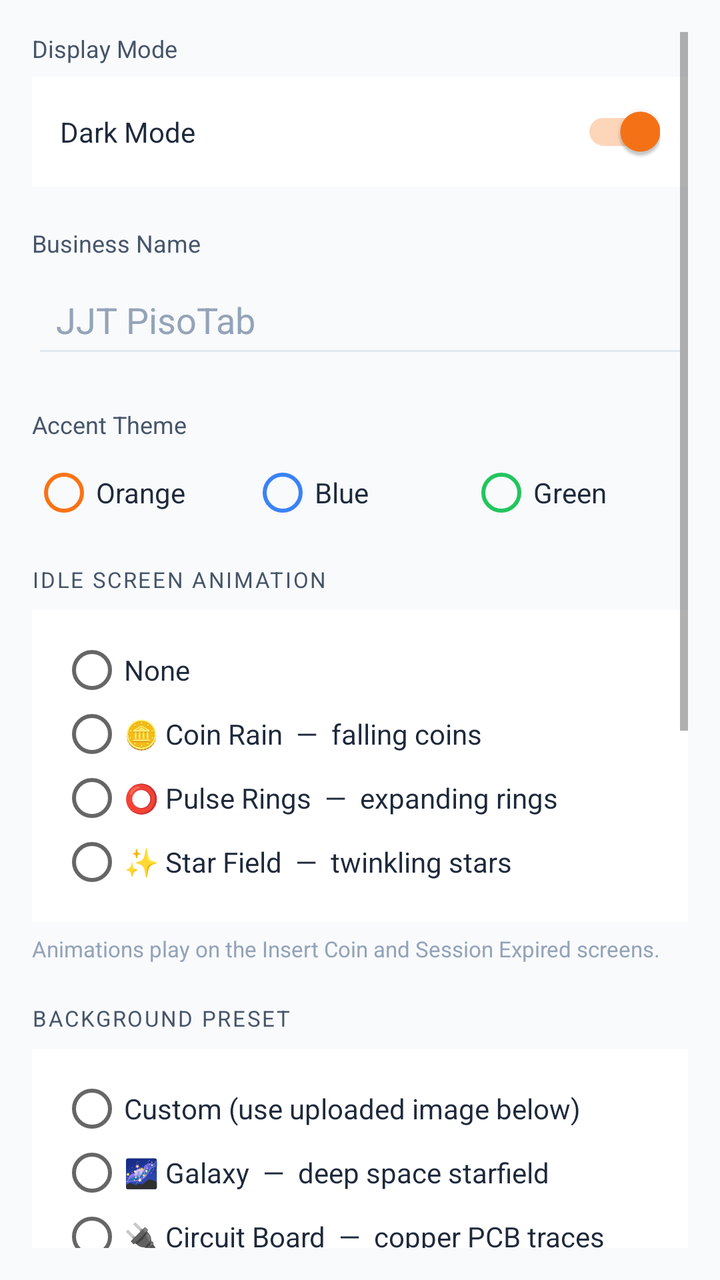
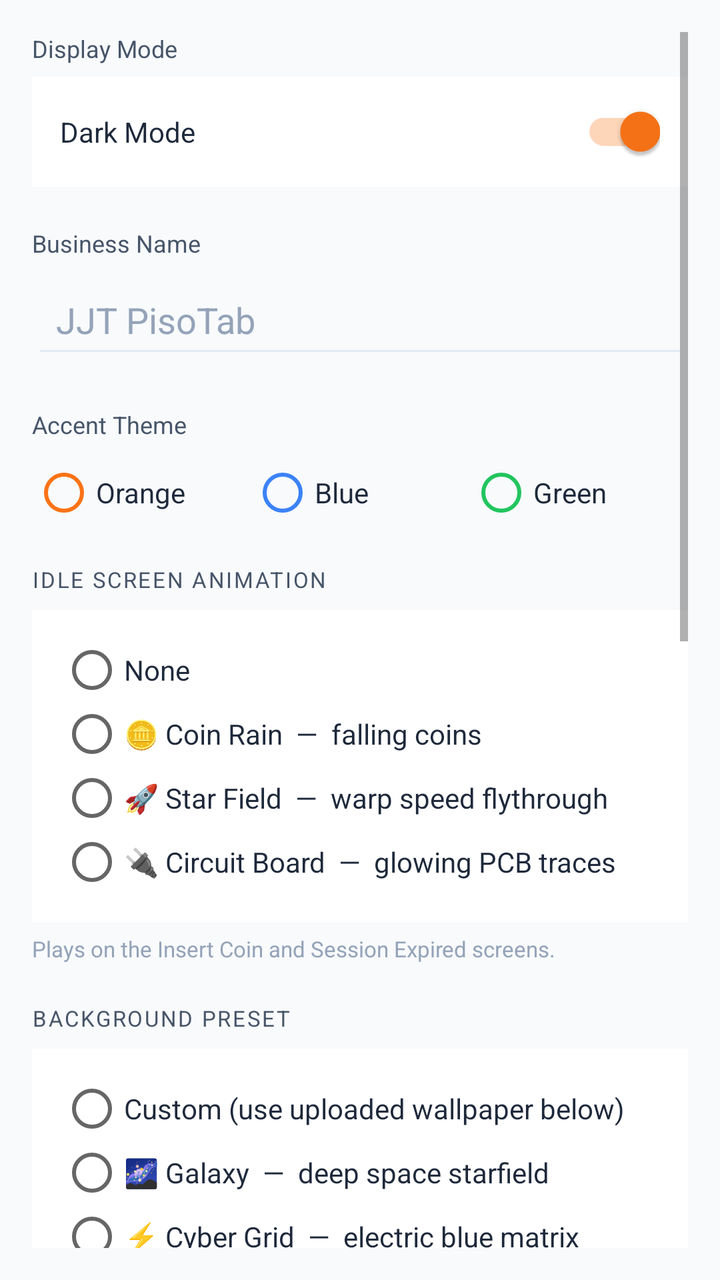

An Android layout rendered at two revisions. The XML below is the earlier revision; the diff shows what the commit changed to produce the second picture.
<!-- AndroidManifest.xml: application theme Theme.PisoTab -->
<!-- res/layout/fragment_appearance.xml -->
<?xml version="1.0" encoding="utf-8"?>
<ScrollView
    xmlns:android="http://schemas.android.com/apk/res/android"
    android:layout_width="match_parent"
    android:layout_height="match_parent"
    android:background="@color/screen_bg"
    android:padding="16dp">

    <LinearLayout
        android:layout_width="match_parent"
        android:layout_height="wrap_content"
        android:orientation="vertical">

        
        <TextView android:layout_width="wrap_content" android:layout_height="wrap_content"
            android:text="Display Mode" android:textColor="@color/text_secondary" android:textSize="12sp"
            android:layout_marginBottom="6dp"/>
        <LinearLayout android:layout_width="match_parent" android:layout_height="wrap_content"
            android:orientation="horizontal" android:gravity="center_vertical"
            android:background="@color/card_bg" android:padding="14dp"
            android:layout_marginBottom="20dp">
            <TextView android:layout_width="0dp" android:layout_height="wrap_content"
                android:layout_weight="1"
                android:text="Dark Mode" android:textColor="@color/text_primary" android:textSize="14sp"/>
            <androidx.appcompat.widget.SwitchCompat
                android:id="@+id/sw_dark_mode"
                android:layout_width="wrap_content" android:layout_height="wrap_content"
                android:checked="true" />
        </LinearLayout>

        
        <TextView android:layout_width="wrap_content" android:layout_height="wrap_content"
            android:text="Business Name" android:textColor="@color/text_secondary" android:textSize="12sp"
            android:layout_marginBottom="6dp"/>
        <EditText android:id="@+id/et_business_name"
            android:layout_width="match_parent" android:layout_height="wrap_content"
            android:backgroundTint="@color/edit_bg" android:textColor="@color/text_primary"
            android:textColorHint="@color/text_hint"
            android:hint="JJT PisoTab" android:padding="12dp" android:layout_marginBottom="20dp"/>

        
        <TextView android:layout_width="wrap_content" android:layout_height="wrap_content"
            android:text="Accent Theme" android:textColor="@color/text_secondary" android:textSize="12sp"
            android:layout_marginBottom="10dp"/>
        <RadioGroup android:id="@+id/rg_theme"
            android:layout_width="match_parent" android:layout_height="wrap_content"
            android:orientation="horizontal" android:layout_marginBottom="20dp">
            <RadioButton android:id="@+id/rb_theme_orange"
                android:layout_width="0dp" android:layout_height="wrap_content" android:layout_weight="1"
                android:text="Orange" android:textColor="@color/text_primary" android:buttonTint="#F97316"/>
            <RadioButton android:id="@+id/rb_theme_blue"
                android:layout_width="0dp" android:layout_height="wrap_content" android:layout_weight="1"
                android:text="Blue" android:textColor="@color/text_primary" android:buttonTint="#3B82F6"/>
            <RadioButton android:id="@+id/rb_theme_green"
                android:layout_width="0dp" android:layout_height="wrap_content" android:layout_weight="1"
                android:text="Green" android:textColor="@color/text_primary" android:buttonTint="#22C55E"/>
        </RadioGroup>

        
        <TextView android:layout_width="wrap_content" android:layout_height="wrap_content"
            android:text="IDLE SCREEN ANIMATION" android:textColor="@color/text_secondary" android:textSize="11sp"
            android:letterSpacing="0.08" android:layout_marginBottom="8dp"/>
        <LinearLayout android:layout_width="match_parent" android:layout_height="wrap_content"
            android:orientation="vertical" android:background="@color/card_bg"
            android:padding="14dp" android:layout_marginBottom="6dp">
            <RadioGroup android:id="@+id/rg_animation_preset"
                android:layout_width="match_parent" android:layout_height="wrap_content"
                android:orientation="vertical">
                <RadioButton android:id="@+id/rb_anim_none"
                    android:layout_width="match_parent" android:layout_height="wrap_content"
                    android:text="None" android:textColor="@color/text_primary" android:textSize="14sp"
                    android:paddingTop="4dp" android:paddingBottom="4dp"/>
                <RadioButton android:id="@+id/rb_anim_coins"
                    android:layout_width="match_parent" android:layout_height="wrap_content"
                    android:text="🪙 Coin Rain  —  falling coins" android:textColor="@color/text_primary" android:textSize="14sp"
                    android:paddingTop="4dp" android:paddingBottom="4dp"/>
                <RadioButton android:id="@+id/rb_anim_pulse"
                    android:layout_width="match_parent" android:layout_height="wrap_content"
                    android:text="⭕ Pulse Rings  —  expanding rings" android:textColor="@color/text_primary" android:textSize="14sp"
                    android:paddingTop="4dp" android:paddingBottom="4dp"/>
                <RadioButton android:id="@+id/rb_anim_stars"
                    android:layout_width="match_parent" android:layout_height="wrap_content"
                    android:text="✨ Star Field  —  twinkling stars" android:textColor="@color/text_primary" android:textSize="14sp"
                    android:paddingTop="4dp" android:paddingBottom="4dp"/>
            </RadioGroup>
        </LinearLayout>
        <TextView android:layout_width="wrap_content" android:layout_height="wrap_content"
            android:text="Animations play on the Insert Coin and Session Expired screens."
            android:textColor="@color/text_hint" android:textSize="11sp"
            android:layout_marginBottom="20dp"/>

        
        <TextView android:layout_width="wrap_content" android:layout_height="wrap_content"
            android:text="BACKGROUND PRESET" android:textColor="@color/text_secondary" android:textSize="11sp"
            android:letterSpacing="0.08" android:layout_marginBottom="8dp"/>
        <LinearLayout android:layout_width="match_parent" android:layout_height="wrap_content"
            android:orientation="vertical" android:background="@color/card_bg"
            android:padding="14dp" android:layout_marginBottom="6dp">
            <RadioGroup android:id="@+id/rg_wallpaper_preset"
                android:layout_width="match_parent" android:layout_height="wrap_content"
                android:orientation="vertical">
                <RadioButton android:id="@+id/rb_wp_custom"
                    android:layout_width="match_parent" android:layout_height="wrap_content"
                    android:text="Custom (use uploaded image below)" android:textColor="@color/text_primary" android:textSize="14sp"
                    android:paddingTop="4dp" android:paddingBottom="4dp"/>
                <RadioButton android:id="@+id/rb_wp_galaxy"
                    android:layout_width="match_parent" android:layout_height="wrap_content"
                    android:text="🌌 Galaxy  —  deep space starfield" android:textColor="@color/text_primary" android:textSize="14sp"
                    android:paddingTop="4dp" android:paddingBottom="4dp"/>
                <RadioButton android:id="@+id/rb_wp_circuit"
                    android:layout_width="match_parent" android:layout_height="wrap_content"
                    android:text="🔌 Circuit Board  —  copper PCB traces" android:textColor="@color/text_primary" android:textSize="14sp"
                    android:paddingTop="4dp" android:paddingBottom="4dp"/>
                <RadioButton android:id="@+id/rb_wp_neon"
                    android:layout_width="match_parent" android:layout_height="wrap_content"
                    android:text="💠 Neon Grid  —  cyan grid on dark" android:textColor="@color/text_primary" android:textSize="14sp"
                    android:paddingTop="4dp" android:paddingBottom="4dp"/>
            </RadioGroup>
        </LinearLayout>
        <TextView android:layout_width="wrap_content" android:layout_height="wrap_content"
            android:text="Selecting a preset overrides the uploaded wallpaper image."
            android:textColor="@color/text_hint" android:textSize="11sp"
            android:layout_marginBottom="20dp"/>

        
        <TextView android:layout_width="wrap_content" android:layout_height="wrap_content"
            android:text="Portrait Wallpaper" android:textColor="@color/text_secondary" android:textSize="12sp"
            android:layout_marginBottom="8dp"/>
        <LinearLayout android:layout_width="match_parent" android:layout_height="wrap_content"
            android:orientation="horizontal" android:layout_marginBottom="20dp">
            <Button android:id="@+id/btn_pick_portrait"
                android:layout_width="0dp" android:layout_height="40dp" android:layout_weight="1"
                android:text="Pick Image" android:backgroundTint="@color/edit_bg"
                android:textColor="@color/text_primary" android:layout_marginEnd="8dp"/>
            <Button android:id="@+id/btn_clear_portrait"
                android:layout_width="wrap_content" android:layout_height="40dp"
                android:text="Clear" android:backgroundTint="#7F1D1D" android:textColor="#FFFFFF"/>
        </LinearLayout>
        <ImageView android:id="@+id/iv_portrait_preview"
            android:layout_width="match_parent" android:layout_height="160dp"
            android:scaleType="centerCrop" android:background="@color/card_bg"
            android:layout_marginBottom="20dp" android:visibility="gone"/>

        
        <TextView android:layout_width="wrap_content" android:layout_height="wrap_content"
            android:text="Landscape Wallpaper" android:textColor="@color/text_secondary" android:textSize="12sp"
            android:layout_marginBottom="8dp"/>
        <LinearLayout android:layout_width="match_parent" android:layout_height="wrap_content"
            android:orientation="horizontal" android:layout_marginBottom="20dp">
            <Button android:id="@+id/btn_pick_landscape"
                android:layout_width="0dp" android:layout_height="40dp" android:layout_weight="1"
                android:text="Pick Image" android:backgroundTint="@color/edit_bg"
                android:textColor="@color/text_primary" android:layout_marginEnd="8dp"/>
            <Button android:id="@+id/btn_clear_landscape"
                android:layout_width="wrap_content" android:layout_height="40dp"
                android:text="Clear" android:backgroundTint="#7F1D1D" android:textColor="#FFFFFF"/>
        </LinearLayout>
        <ImageView android:id="@+id/iv_landscape_preview"
            android:layout_width="match_parent" android:layout_height="100dp"
            android:scaleType="centerCrop" android:background="@color/card_bg"
            android:layout_marginBottom="20dp" android:visibility="gone"/>

        
        <TextView android:layout_width="wrap_content" android:layout_height="wrap_content"
            android:text="Lock Screen Audio" android:textColor="@color/text_secondary" android:textSize="12sp"
            android:layout_marginBottom="8dp"/>
        <LinearLayout android:layout_width="match_parent" android:layout_height="wrap_content"
            android:orientation="horizontal" android:layout_marginBottom="20dp">
            <Button android:id="@+id/btn_pick_audio"
                android:layout_width="0dp" android:layout_height="40dp" android:layout_weight="1"
                android:text="Pick Audio" android:backgroundTint="@color/edit_bg"
                android:textColor="@color/text_primary" android:layout_marginEnd="8dp"/>
            <Button android:id="@+id/btn_clear_audio"
                android:layout_width="wrap_content" android:layout_height="40dp"
                android:text="Clear" android:backgroundTint="#7F1D1D" android:textColor="#FFFFFF"/>
        </LinearLayout>
        <TextView android:id="@+id/tv_audio_name"
            android:layout_width="wrap_content" android:layout_height="wrap_content"
            android:text="No audio selected" android:textColor="@color/text_hint" android:textSize="12sp"
            android:layout_marginBottom="20dp"/>

        
        <Button android:id="@+id/btn_save_appearance"
            android:layout_width="match_parent" android:layout_height="48dp"
            android:text="Save Appearance" android:backgroundTint="#F97316"
            android:textColor="#FFFFFF" android:layout_marginBottom="8dp"/>
        <Button android:id="@+id/btn_reset_appearance"
            android:layout_width="match_parent" android:layout_height="48dp"
            android:text="Reset to Defaults" android:backgroundTint="@color/edit_bg"
            android:textColor="@color/text_primary"/>

    </LinearLayout>
</ScrollView>
<!-- resources referenced by this layout -->
<resources>
  <color name="card_bg">#FFFFFF</color>
  <color name="edit_bg">#E2E8F0</color>
  <color name="screen_bg">#F8FAFC</color>
  <color name="text_hint">#94A3B8</color>
  <color name="text_primary">#1E293B</color>
  <color name="text_secondary">#475569</color>
  <style name="Theme.PisoTab" parent="Theme.MaterialComponents.DayNight.NoActionBar.Bridge">
          <item name="colorPrimary">#F97316</item>
          <item name="colorPrimaryDark">#EA580C</item>
          <item name="colorAccent">#F97316</item>
          <item name="android:windowBackground">@color/screen_bg</item>
          <item name="android:statusBarColor">@color/toolbar_bg</item>
          <item name="android:navigationBarColor">@color/screen_bg</item>
          <item name="android:windowLightStatusBar">true</item>
      </style>
  <color name="toolbar_bg">#F1F5F9</color>
</resources>

<!-- the commit's change to res/layout/fragment_appearance.xml (unified diff, before → after) -->
@@ -17,15 +17,14 @@
             android:layout_marginBottom="6dp"/>
         <LinearLayout android:layout_width="match_parent" android:layout_height="wrap_content"
             android:orientation="horizontal" android:gravity="center_vertical"
-            android:background="@color/card_bg" android:padding="14dp"
-            android:layout_marginBottom="20dp">
+            android:background="@color/card_bg" android:padding="14dp" android:layout_marginBottom="20dp">
             <TextView android:layout_width="0dp" android:layout_height="wrap_content"
                 android:layout_weight="1"
                 android:text="Dark Mode" android:textColor="@color/text_primary" android:textSize="14sp"/>
             <androidx.appcompat.widget.SwitchCompat
                 android:id="@+id/sw_dark_mode"
                 android:layout_width="wrap_content" android:layout_height="wrap_content"
-                android:checked="true" />
+                android:checked="true"/>
         </LinearLayout>
 
         
@@ -74,20 +73,19 @@
                     android:layout_width="match_parent" android:layout_height="wrap_content"
                     android:text="🪙 Coin Rain  —  falling coins" android:textColor="@color/text_primary" android:textSize="14sp"
                     android:paddingTop="4dp" android:paddingBottom="4dp"/>
-                <RadioButton android:id="@+id/rb_anim_pulse"
-                    android:layout_width="match_parent" android:layout_height="wrap_content"
-                    android:text="⭕ Pulse Rings  —  expanding rings" android:textColor="@color/text_primary" android:textSize="14sp"
-                    android:paddingTop="4dp" android:paddingBottom="4dp"/>
                 <RadioButton android:id="@+id/rb_anim_stars"
                     android:layout_width="match_parent" android:layout_height="wrap_content"
-                    android:text="✨ Star Field  —  twinkling stars" android:textColor="@color/text_primary" android:textSize="14sp"
+                    android:text="🚀 Star Field  —  warp speed flythrough" android:textColor="@color/text_primary" android:textSize="14sp"
+                    android:paddingTop="4dp" android:paddingBottom="4dp"/>
+                <RadioButton android:id="@+id/rb_anim_circuit"
+                    android:layout_width="match_parent" android:layout_height="wrap_content"
+                    android:text="🔌 Circuit Board  —  glowing PCB traces" android:textColor="@color/text_primary" android:textSize="14sp"
                     android:paddingTop="4dp" android:paddingBottom="4dp"/>
             </RadioGroup>
         </LinearLayout>
         <TextView android:layout_width="wrap_content" android:layout_height="wrap_content"
-            android:text="Animations play on the Insert Coin and Session Expired screens."
-            android:textColor="@color/text_hint" android:textSize="11sp"
-            android:layout_marginBottom="20dp"/>
+            android:text="Plays on the Insert Coin and Session Expired screens."
+            android:textColor="@color/text_hint" android:textSize="11sp" android:layout_marginBottom="20dp"/>
 
         
         <TextView android:layout_width="wrap_content" android:layout_height="wrap_content"
@@ -101,83 +99,126 @@
                 android:orientation="vertical">
                 <RadioButton android:id="@+id/rb_wp_custom"
                     android:layout_width="match_parent" android:layout_height="wrap_content"
-                    android:text="Custom (use uploaded image below)" android:textColor="@color/text_primary" android:textSize="14sp"
+                    android:text="Custom (use uploaded wallpaper below)" android:textColor="@color/text_primary" android:textSize="14sp"
                     android:paddingTop="4dp" android:paddingBottom="4dp"/>
                 <RadioButton android:id="@+id/rb_wp_galaxy"
                     android:layout_width="match_parent" android:layout_height="wrap_content"
                     android:text="🌌 Galaxy  —  deep space starfield" android:textColor="@color/text_primary" android:textSize="14sp"
                     android:paddingTop="4dp" android:paddingBottom="4dp"/>
-                <RadioButton android:id="@+id/rb_wp_circuit"
-                    android:layout_width="match_parent" android:layout_height="wrap_content"
-                    android:text="🔌 Circuit Board  —  copper PCB traces" android:textColor="@color/text_primary" android:textSize="14sp"
-                    android:paddingTop="4dp" android:paddingBottom="4dp"/>
-                <RadioButton android:id="@+id/rb_wp_neon"
-                    android:layout_width="match_parent" android:layout_height="wrap_content"
-                    android:text="💠 Neon Grid  —  cyan grid on dark" android:textColor="@color/text_primary" android:textSize="14sp"
+                <RadioButton android:id="@+id/rb_wp_cyber"
+                    android:layout_width="match_parent" android:layout_height="wrap_content"
+                    android:text="⚡ Cyber Grid  —  electric blue matrix" android:textColor="@color/text_primary" android:textSize="14sp"
+                    android:paddingTop="4dp" android:paddingBottom="4dp"/>
+                <RadioButton android:id="@+id/rb_wp_lava"
+                    android:layout_width="match_parent" android:layout_height="wrap_content"
+                    android:text="🌋 Lava Core  —  molten volcanic glow" android:textColor="@color/text_primary" android:textSize="14sp"
                     android:paddingTop="4dp" android:paddingBottom="4dp"/>
             </RadioGroup>
         </LinearLayout>
         <TextView android:layout_width="wrap_content" android:layout_height="wrap_content"
-            android:text="Selecting a preset overrides the uploaded wallpaper image."
-            android:textColor="@color/text_hint" android:textSize="11sp"
-            android:layout_marginBottom="20dp"/>
-
-        
-        <TextView android:layout_width="wrap_content" android:layout_height="wrap_content"
-            android:text="Portrait Wallpaper" android:textColor="@color/text_secondary" android:textSize="12sp"
+            android:text="Selecting a preset overrides the uploaded wallpaper."
+            android:textColor="@color/text_hint" android:textSize="11sp" android:layout_marginBottom="20dp"/>
+
+        
+        <TextView android:layout_width="wrap_content" android:layout_height="wrap_content"
+            android:text="Wallpaper" android:textColor="@color/text_secondary" android:textSize="12sp"
             android:layout_marginBottom="8dp"/>
         <LinearLayout android:layout_width="match_parent" android:layout_height="wrap_content"
-            android:orientation="horizontal" android:layout_marginBottom="20dp">
-            <Button android:id="@+id/btn_pick_portrait"
+            android:orientation="horizontal" android:layout_marginBottom="8dp">
+            <Button android:id="@+id/btn_pick_wallpaper"
                 android:layout_width="0dp" android:layout_height="40dp" android:layout_weight="1"
                 android:text="Pick Image" android:backgroundTint="@color/edit_bg"
                 android:textColor="@color/text_primary" android:layout_marginEnd="8dp"/>
-            <Button android:id="@+id/btn_clear_portrait"
+            <Button android:id="@+id/btn_clear_wallpaper"
                 android:layout_width="wrap_content" android:layout_height="40dp"
                 android:text="Clear" android:backgroundTint="#7F1D1D" android:textColor="#FFFFFF"/>
         </LinearLayout>
-        <ImageView android:id="@+id/iv_portrait_preview"
+        <ImageView android:id="@+id/iv_wallpaper_preview"
             android:layout_width="match_parent" android:layout_height="160dp"
             android:scaleType="centerCrop" android:background="@color/card_bg"
             android:layout_marginBottom="20dp" android:visibility="gone"/>
 
         
         <TextView android:layout_width="wrap_content" android:layout_height="wrap_content"
-            android:text="Landscape Wallpaper" android:textColor="@color/text_secondary" android:textSize="12sp"
-            android:layout_marginBottom="8dp"/>
-        <LinearLayout android:layout_width="match_parent" android:layout_height="wrap_content"
-            android:orientation="horizontal" android:layout_marginBottom="20dp">
-            <Button android:id="@+id/btn_pick_landscape"
+            android:text="LOCK SCREEN VIDEO (optional)" android:textColor="@color/text_secondary" android:textSize="11sp"
+            android:letterSpacing="0.08" android:layout_marginBottom="6dp"/>
+        <TextView android:layout_width="match_parent" android:layout_height="wrap_content"
+            android:text="Pick a short video clip (up to ~30 s) to play on loop on the Insert Coin screen instead of a static wallpaper."
+            android:textColor="@color/text_hint" android:textSize="11sp" android:layout_marginBottom="8dp"/>
+        <LinearLayout android:layout_width="match_parent" android:layout_height="wrap_content"
+            android:orientation="horizontal" android:layout_marginBottom="8dp">
+            <Button android:id="@+id/btn_pick_video"
                 android:layout_width="0dp" android:layout_height="40dp" android:layout_weight="1"
-                android:text="Pick Image" android:backgroundTint="@color/edit_bg"
+                android:text="Pick Video" android:backgroundTint="@color/edit_bg"
                 android:textColor="@color/text_primary" android:layout_marginEnd="8dp"/>
-            <Button android:id="@+id/btn_clear_landscape"
+            <Button android:id="@+id/btn_clear_video"
                 android:layout_width="wrap_content" android:layout_height="40dp"
                 android:text="Clear" android:backgroundTint="#7F1D1D" android:textColor="#FFFFFF"/>
         </LinearLayout>
-        <ImageView android:id="@+id/iv_landscape_preview"
-            android:layout_width="match_parent" android:layout_height="100dp"
-            android:scaleType="centerCrop" android:background="@color/card_bg"
-            android:layout_marginBottom="20dp" android:visibility="gone"/>
-
-        
-        <TextView android:layout_width="wrap_content" android:layout_height="wrap_content"
-            android:text="Lock Screen Audio" android:textColor="@color/text_secondary" android:textSize="12sp"
-            android:layout_marginBottom="8dp"/>
-        <LinearLayout android:layout_width="match_parent" android:layout_height="wrap_content"
-            android:orientation="horizontal" android:layout_marginBottom="20dp">
-            <Button android:id="@+id/btn_pick_audio"
-                android:layout_width="0dp" android:layout_height="40dp" android:layout_weight="1"
-                android:text="Pick Audio" android:backgroundTint="@color/edit_bg"
-                android:textColor="@color/text_primary" android:layout_marginEnd="8dp"/>
-            <Button android:id="@+id/btn_clear_audio"
-                android:layout_width="wrap_content" android:layout_height="40dp"
-                android:text="Clear" android:backgroundTint="#7F1D1D" android:textColor="#FFFFFF"/>
-        </LinearLayout>
-        <TextView android:id="@+id/tv_audio_name"
+        <TextView android:id="@+id/tv_video_name"
             android:layout_width="wrap_content" android:layout_height="wrap_content"
-            android:text="No audio selected" android:textColor="@color/text_hint" android:textSize="12sp"
-            android:layout_marginBottom="20dp"/>
+            android:text="No video selected" android:textColor="@color/text_hint" android:textSize="12sp"
+            android:layout_marginBottom="12dp"/>
+
+        
+        <LinearLayout android:layout_width="match_parent" android:layout_height="wrap_content"
+            android:orientation="vertical" android:background="@color/card_bg"
+            android:padding="14dp" android:layout_marginBottom="4dp">
+
+            <LinearLayout android:layout_width="match_parent" android:layout_height="wrap_content"
+                android:orientation="horizontal" android:gravity="center_vertical"
+                android:layout_marginBottom="14dp">
+                <TextView android:layout_width="0dp" android:layout_height="wrap_content"
+                    android:layout_weight="1"
+                    android:text="Play after (seconds)" android:textColor="@color/text_primary"
+                    android:textSize="14sp"/>
+                <EditText android:id="@+id/et_video_delay"
+                    android:layout_width="72dp" android:layout_height="wrap_content"
+                    android:inputType="number" android:gravity="center"
+                    android:backgroundTint="@color/edit_bg" android:textColor="@color/text_primary"
+                    android:padding="8dp" android:text="0"/>
+            </LinearLayout>
+
+            <LinearLayout android:layout_width="match_parent" android:layout_height="wrap_content"
+                android:orientation="horizontal" android:gravity="center_vertical"
+                android:layout_marginBottom="14dp">
+                <TextView android:layout_width="0dp" android:layout_height="wrap_content"
+                    android:layout_weight="1"
+                    android:text="Play with sound" android:textColor="@color/text_primary"
+                    android:textSize="14sp"/>
+                <androidx.appcompat.widget.SwitchCompat
+                    android:id="@+id/sw_video_sound"
+                    android:layout_width="wrap_content" android:layout_height="wrap_content"/>
+            </LinearLayout>
+
+            <LinearLayout android:layout_width="match_parent" android:layout_height="wrap_content"
+                android:orientation="horizontal" android:gravity="center_vertical"
+                android:layout_marginBottom="14dp">
+                <TextView android:layout_width="0dp" android:layout_height="wrap_content"
+                    android:layout_weight="1"
+                    android:text="Show 'Insert Coin to Start' text" android:textColor="@color/text_primary"
+                    android:textSize="14sp"/>
+                <androidx.appcompat.widget.SwitchCompat
+                    android:id="@+id/sw_show_insert_coin"
+                    android:layout_width="wrap_content" android:layout_height="wrap_content"
+                    android:checked="true"/>
+            </LinearLayout>
+
+            <LinearLayout android:layout_width="match_parent" android:layout_height="wrap_content"
+                android:orientation="horizontal" android:gravity="center_vertical">
+                <TextView android:layout_width="0dp" android:layout_height="wrap_content"
+                    android:layout_weight="1"
+                    android:text="Force landscape when video plays" android:textColor="@color/text_primary"
+                    android:textSize="14sp"/>
+                <androidx.appcompat.widget.SwitchCompat
+                    android:id="@+id/sw_video_landscape"
+                    android:layout_width="wrap_content" android:layout_height="wrap_content"/>
+            </LinearLayout>
+        </LinearLayout>
+        <TextView android:layout_width="match_parent" android:layout_height="wrap_content"
+            android:text="Delay: seconds of animation shown before video starts. Sound: off by default."
+            android:textColor="@color/text_hint" android:textSize="11sp"
+            android:layout_marginBottom="24dp"/>
 
         
         <Button android:id="@+id/btn_save_appearance"
